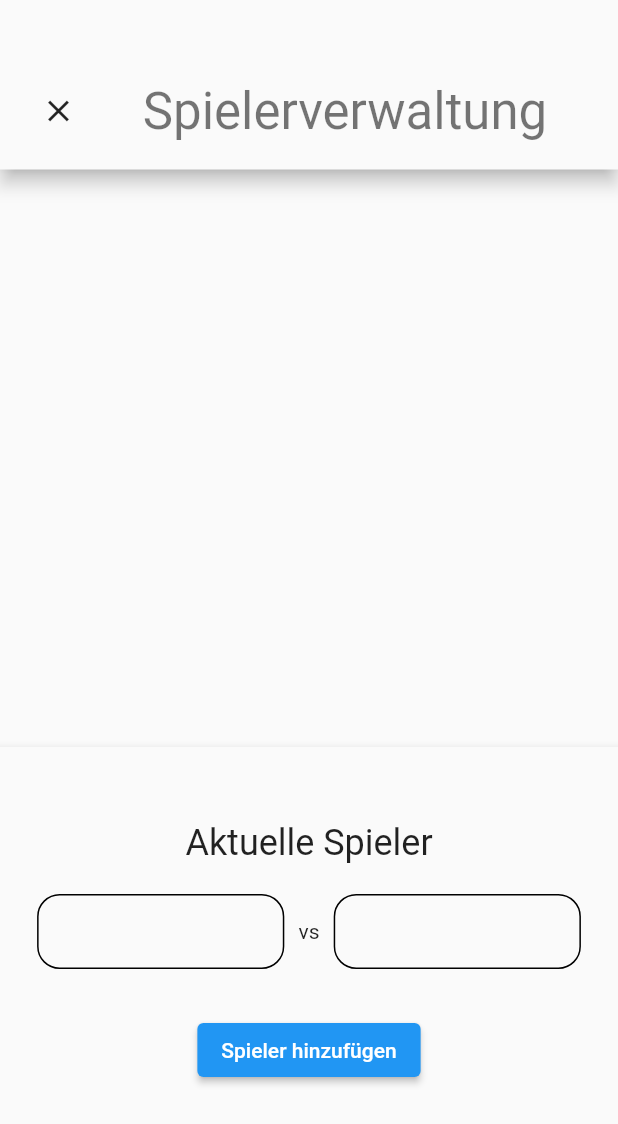
After one commit to zodako/NoNameGameSuite, a Flutter app: the screen it shows after launch, after a tap on the "contacts" icon, on a phone screen of 412 x 824 dp. The commit adds this screen. Shown: the top 1124 px of the screen. Run offline on Flutter 3.47's test engine with Material 2 defaults, Android fonts, the phone set to English and light mode, and no system bars; our stand-ins replace get.

Commit message:
add PlayerService, more minor refactoring at different locations

```diff
--- a/lib/core/navigation_service.dart
+++ b/lib/core/navigation_service.dart
@@ -1,15 +1,18 @@
 import 'package:get/get.dart';
+import 'package:nonamegamesuite/core/player/player_admin_view.dart';
 import 'package:nonamegamesuite/dashboard/dashboard_view.dart';
 
 class NavigationService extends GetxService {
 
-  List<GetPage> _navigationPages = [];
+  final List<GetPage> _navigationPages = [];
   List<GetPage> get navigationPages => _navigationPages;
 
 
   @override
   void onInit() {
     addNavigationPage(page: GetPage(name: '/', page: () => DashboardView()));
+    addNavigationPage(page: GetPage(name: '/playeradmin', page: () => PlayerAdminView()));
+    super.onInit();
   }
 
   void addNavigationPage({required GetPage page}) {
--- /dev/null
+++ b/lib/core/player/player_admin_view.dart
@@ -0,0 +1,109 @@
+import 'package:flutter/material.dart';
+import 'package:flutter/services.dart';
+import 'package:get/get.dart';
+import 'package:nonamegamesuite/core/player/player_model.dart';
+import 'package:nonamegamesuite/core/player/player_service.dart';
+import 'package:nonamegamesuite/core/player/view_parts/player_list_part.dart';
+import 'package:nonamegamesuite/core/player/view_parts/player_selection_part.dart';
+
+class PlayerAdminView extends StatelessWidget {
+  final PlayerService _playerService = Get.find<PlayerService>();
+
+  @override
+  Widget build(BuildContext context) {
+    return Scaffold(
+      resizeToAvoidBottomInset: false,
+      body: SafeArea(
+        child: Center(
+          child: Column(
+            children: [
+              Material(
+                elevation: 5,
+                child: Padding(
+                  padding: const EdgeInsets.only(left: 15.0, right: 15, bottom: 15, top: 50),
+                  child: Row(
+                    children: [
+                      IconButton(
+                        onPressed: () => Get.back(),
+                        icon: const Icon(Icons.close),
+                      ),
+                      Expanded(
+                        child: Center(
+                          child: Text(
+                            'Spielerverwaltung',
+                            style: Theme.of(context).textTheme.headline4,
+                          ),
+                        ),
+                      ),
+                    ],
+                  ),
+                ),
+              ),
+
+              /// List with the players
+              PlayerList(),
+
+              /// bottom section with current players and the add player functionality
+              Material(
+                elevation: 5,
+                child: Column(
+                  children: [
+                    const SizedBox(height: 30),
+                    Padding(
+                      padding: const EdgeInsets.symmetric(vertical: 20.0),
+                      child: Text(
+                        'Aktuelle Spieler',
+                        style: Theme.of(context).textTheme.headline5,
+                      ),
+                    ),
+
+                    Padding(
+                      padding: const EdgeInsets.symmetric(horizontal: 20.0),
+                      child: Row(
+                        mainAxisAlignment: MainAxisAlignment.spaceAround,
+                        children: [
+                          PlayerSelection(playerIndex: 0),
+                          const Text('vs'),
+                          PlayerSelection(playerIndex: 1),
+                        ],
+                      ),
+                    ),
+
+                    /// add player
+                    Padding(
+                      padding: const EdgeInsets.only(top: 30.0, bottom: 100),
+                      child: ElevatedButton(
+                        onPressed: () {
+                          final TextEditingController _textEditingController = TextEditingController();
+                          Get.defaultDialog(
+                            title: 'Spieler hinzufügen',
+                            content: TextField(
+                              controller: _textEditingController,
+                              textCapitalization: TextCapitalization.words,
+                              decoration: const InputDecoration(
+                                border: OutlineInputBorder(),
+                              ),
+                            ),
+                            confirm: ElevatedButton(
+                                onPressed: () {
+                                  _playerService.players.add(Player(name: _textEditingController.text));
+                                  Get.back();
+                                  SystemChrome.restoreSystemUIOverlays();
+                                },
+                                child: const Text('Hinzufügen')),
+                          );
+                        },
+                        child: const Text('Spieler hinzufügen'),
+                      ),
+                    ),
+                  ],
+                ),
+              ),
+            ],
+          ),
+        ),
+      ),
+    );
+  }
+
+}
--- /dev/null
+++ b/lib/core/player/player_model.dart
@@ -0,0 +1,7 @@
+class Player {
+  String name;
+
+  Map scoreMap = <String, int>{};
+
+  Player({required this.name});
+}
--- /dev/null
+++ b/lib/core/player/player_service.dart
@@ -0,0 +1,16 @@
+import 'package:get/get.dart';
+import 'package:nonamegamesuite/core/player/player_model.dart';
+
+class PlayerService extends GetxService {
+
+  RxList<Player> players = <Player>[].obs;
+  RxList<Player> currentPlayers = List.filled(2, Player(name: ''), growable: false).obs;
+
+  List<String> get playerNames => players.map((e) => e.name).toList();
+
+  void changeCurrentPlayer({required int index, required int newPlayer}) {
+    currentPlayers[index] = players[newPlayer];
+  }
+
+
+}
--- /dev/null
+++ b/lib/core/player/view_parts/player_list_part.dart
@@ -0,0 +1,54 @@
+import 'package:flutter/material.dart';
+import 'package:get/get.dart';
+import 'package:nonamegamesuite/core/player/player_service.dart';
+
+class PlayerList extends StatelessWidget {
+  late final PlayerService _playerService;
+
+  PlayerList() : _playerService = Get.find();
+
+  @override
+  Widget build(BuildContext context) {
+    return Expanded(
+      child: Scrollbar(
+        isAlwaysShown: true,
+        child: Obx(
+              () => ListView.builder(
+            shrinkWrap: true,
+            itemCount: _playerService.players.length,
+            itemBuilder: (_, int index) {
+              return Padding(
+                padding: const EdgeInsets.symmetric(horizontal: 20.0),
+                child: ListTile(
+                  title: Text(_playerService.players[index].name),
+                  trailing: GestureDetector(
+                    onTap: () {
+                      Get.defaultDialog(
+                        title: 'Spieler löschen',
+                        content: const Center(
+                          child: Text('Will du den Spieler wirklich\ndauerhaft löschen?'),
+                        ),
+                        cancel: OutlinedButton(
+                          onPressed: () => Get.back(),
+                          child: const Text('Abbrechen'),
+                        ),
+                        confirm: OutlinedButton(
+                          onPressed: () {
+                            _playerService.players.removeAt(index);
+                            Get.back();
+                          },
+                          child: const Text('Löschen'),
+                        ),
+                      );
+                    },
+                    child: const Icon(Icons.delete),
+                  ),
+                ),
+              );
+            },
+          ),
+        ),
+      ),
+    );
+  }
+}
--- a/lib/dashboard/dashboard_view.dart
+++ b/lib/dashboard/dashboard_view.dart
@@ -9,7 +9,7 @@ class DashboardView extends StatefulWidget {
 }
 
 class _DashboardViewState extends State<DashboardView> {
-  DashboardService _dashboardService = Get.find<DashboardService>();
+  final DashboardService _dashboardService = Get.find<DashboardService>();
 
   @override
   Widget build(BuildContext context) {
@@ -20,20 +20,31 @@ class _DashboardViewState extends State<DashboardView> {
       body: Center(
         child: Column(
           children: [
-            SizedBox(
+            const SizedBox(
               height: 100,
             ),
             Text(
-              'NoNameGameSuite',
+              'NoName Game Suite',
               style: Theme.of(context).textTheme.headline4,
             ),
-            SizedBox(
-              height: 30,
+            const SizedBox(
+              height: 20,
             ),
             Padding(
-              padding: const EdgeInsets.symmetric(horizontal: 20.0, vertical: 20.0),
-              child: Divider(
-                thickness: 2,
+              padding: const EdgeInsets.symmetric(horizontal: 20.0, vertical: 10),
+              child: Row(
+                mainAxisAlignment: MainAxisAlignment.end,
+                children: [
+                  const Expanded(
+                    child: Divider(
+                      thickness: 2,
+                    ),
+                  ),
+                  IconButton(
+                    onPressed: () => Get.toNamed('/playeradmin'),
+                    icon: const Icon(Icons.contacts),
+                  ),
+                ],
               ),
             ),
             Obx(
--- a/lib/games/tictactoe/tictactoe.dart
+++ b/lib/games/tictactoe/tictactoe.dart
@@ -7,11 +7,11 @@ import 'view/tictactoe_view.dart';
 class TicTacToe {
   TicTacToe() {
     // add TicTacToe to the dashboard
-    DashboardService dashboardService = Get.find<DashboardService>();
+    final DashboardService dashboardService = Get.find<DashboardService>();
     dashboardService.games.add(DashboardIcon(name: 'TicTacToe', navigationTarget: '/tictactoe'));
 
     // add routes for tictactoe to the navigation service
-    NavigationService navigationController = Get.find<NavigationService>();
+    final NavigationService navigationController = Get.find<NavigationService>();
     navigationController.addNavigationPage(
       page: GetPage(
         name: '/tictactoe',
@@ -24,7 +24,7 @@ class TicTacToe {
   }
 }
 
-// Binding to start the correct controller for tictactow
+// Binding to start the correct controller for tictactoe
 class TicTacToeRouteBinding extends Bindings {
   @override
   void dependencies() {
--- a/lib/games/tictactoe/view/tictactoe_view.dart
+++ b/lib/games/tictactoe/view/tictactoe_view.dart
@@ -26,7 +26,7 @@ class TicTacToeView extends StatelessWidget {
     );
   }
 
-  BorderSide _borderSide() => BorderSide(color: Colors.teal, width: 3.0);
+  BorderSide _borderSide() => const BorderSide(color: Colors.teal, width: 3.0);
 
   Border _determineBorder(int index) {
     switch (index) {
--- a/lib/main.dart
+++ b/lib/main.dart
@@ -1,16 +1,22 @@
 import 'package:flutter/material.dart';
 import 'package:get/get.dart';
 import 'package:nonamegamesuite/core/navigation_service.dart';
+import 'package:nonamegamesuite/core/player/player_service.dart';
 import 'package:nonamegamesuite/dashboard/dashboard_service.dart';
 import 'package:nonamegamesuite/games/tictactoe/tictactoe.dart';
 
 void main() {
-  Get.put(DashboardService());
-  Get.put(NavigationService());
-
+  initServices();
   initGames();
 
   runApp(NoNameGameSuite());
+}
+
+void initServices() {
+  Get.put(DashboardService());
+  Get.put(NavigationService());
+  Get.put(PlayerService());
+
 }
 
 void initGames() {
--- a/pubspec.yaml
+++ b/pubspec.yaml
@@ -29,6 +29,7 @@ dependencies:
   cupertino_icons: ^1.0.2
   get: ^4.1.4
   lint: ^1.5.3
+
 
 dev_dependencies:
   flutter_test:
```
Also changed, not shown: lib/core/player/view_parts/player_selection_part.dart (added, +93 -0 lines), lib/dashboard/dashboard_service.dart (+2 -6 lines), lib/games/tictactoe/tictactoe_controller.dart (+6 -11 lines), lib/core/persistence/persistence_controller.dart (added).
